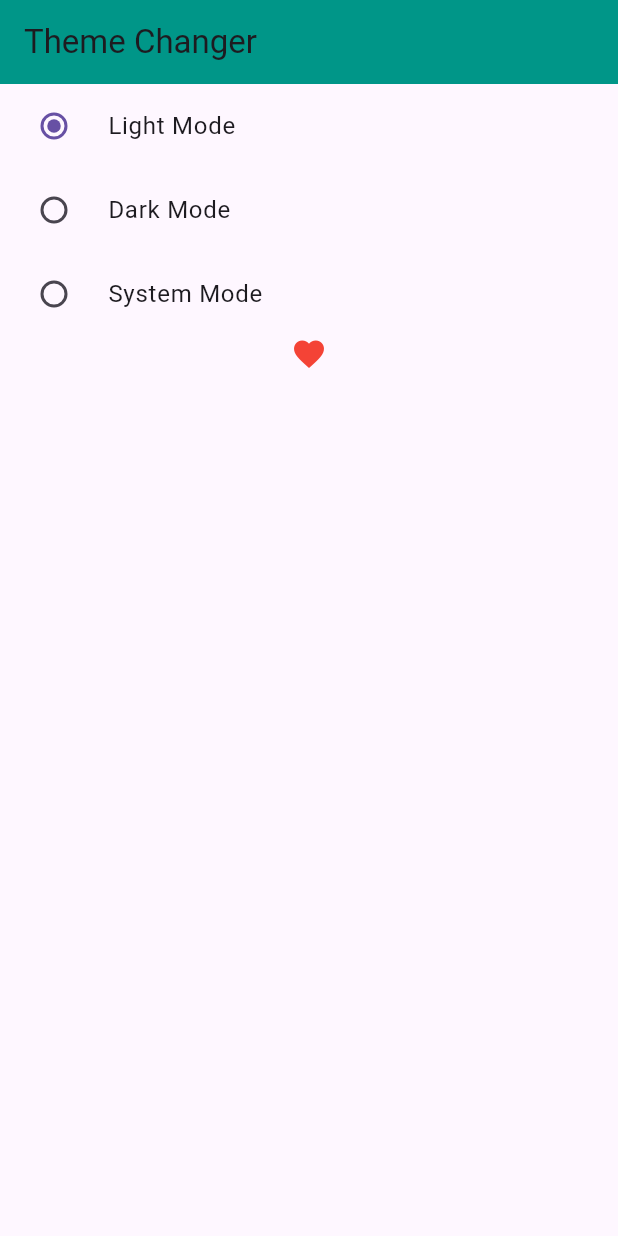
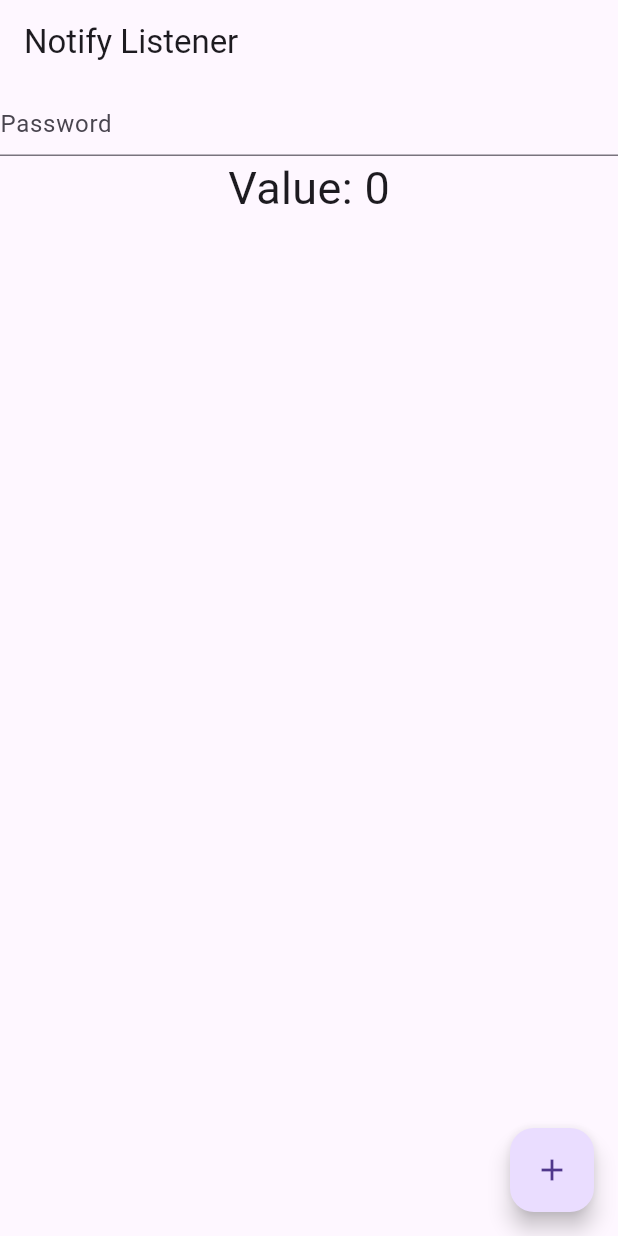
Before and after one commit to HasnathJami/Flutter_Provider_Masterclass, a Flutter app: the screen it shows after launch, on a phone screen of 412 x 824 dp. Run offline on Flutter 3.47's test engine with Material 3 defaults, Android fonts, the phone set to English and light mode, and no system bars.

Commit message:
9. Provider: Using Stateless Widgets as Stateful widgets

```diff
--- a/lib/main.dart
+++ b/lib/main.dart
@@ -1,8 +1,10 @@
 import 'package:flutter/material.dart';
 import 'package:flutter_provider_masterclass/provider/counter_provider.dart';
 import 'package:flutter_provider_masterclass/provider/favorite_provider.dart';
+import 'package:flutter_provider_masterclass/provider/notify_listener_provider.dart';
 import 'package:flutter_provider_masterclass/provider/slider_provider.dart';
 import 'package:flutter_provider_masterclass/provider/theme_changer_provider.dart';
+import 'package:flutter_provider_masterclass/screen/notify_listener_screen.dart';
 import 'package:flutter_provider_masterclass/theme/theme_screen.dart';
 import 'package:provider/provider.dart';
 
@@ -28,25 +30,26 @@ class myApp extends StatelessWidget {
         ChangeNotifierProvider(create: (_) => CounterProvider()),
         ChangeNotifierProvider(create: (_) => SliderProvider()),
         ChangeNotifierProvider(create: (_) => FavoriteProvider()),
-        ChangeNotifierProvider(create: (_) => ThemeChangerProvider())
+        ChangeNotifierProvider(create: (_) => ThemeChangerProvider()),
+        // ChangeNotifierProvider(create: (_) => NotifyListenerProvider()) //don't need to use this when use ValueNotifier
       ],
       child: Builder(builder: (context) {
-        final provider = Provider.of<ThemeChangerProvider>(context);
+        // final provider = Provider.of<ThemeChangerProvider>(context);
         return MaterialApp(
           title: "Provider Masterclass",
-          themeMode: provider.themeMode,
-          theme: ThemeData(
-              appBarTheme: AppBarTheme(backgroundColor: Colors.teal),
-              iconTheme: IconThemeData(color: Colors.red),
-              brightness: Brightness.light,
-              primarySwatch: Colors.blue),
-          darkTheme: ThemeData(
-              appBarTheme: AppBarTheme(backgroundColor: Colors.red),
-              iconTheme: IconThemeData(color: Colors.blue),
-              brightness: Brightness.dark,
-              primarySwatch: Colors.green,
-              primaryColor: Colors.green),
-          home: ThemeScreen(),
+          // themeMode: provider.themeMode,
+          // theme: ThemeData(
+          //     appBarTheme: AppBarTheme(backgroundColor: Colors.teal),
+          //     iconTheme: IconThemeData(color: Colors.red),
+          //     brightness: Brightness.light,
+          //     primarySwatch: Colors.blue),
+          // darkTheme: ThemeData(
+          //     appBarTheme: AppBarTheme(backgroundColor: Colors.red),
+          //     iconTheme: IconThemeData(color: Colors.blue),
+          //     brightness: Brightness.dark,
+          //     primarySwatch: Colors.green,
+          //     primaryColor: Colors.green),
+          home: NotifyListenerScreen(),
         );
       }),
     );
--- /dev/null
+++ b/lib/screen/notify_listener_screen.dart
@@ -0,0 +1,55 @@
+import 'package:flutter/material.dart';
+
+class NotifyListenerScreen extends StatelessWidget {
+  NotifyListenerScreen({super.key});
+
+  ValueNotifier<int> _counter = ValueNotifier<int>(0);
+  ValueNotifier<bool> toggle = ValueNotifier<bool>(false);
+
+  @override
+  Widget build(BuildContext context) {
+    print('build');
+    return Scaffold(
+      appBar: AppBar(
+        title: Text('Notify Listener'),
+      ),
+      body: Column(
+        children: [
+          ValueListenableBuilder(
+              valueListenable: toggle,
+              builder: (context, toggleValue, child) {
+                return TextFormField(
+                  obscureText: toggleValue,
+                  decoration: InputDecoration(
+                      hintText: 'Password',
+                      suffix: InkWell(
+                          onTap: () {
+                            toggle.value = !toggleValue;
+                          },
+                          child: Icon(toggleValue
+                              ? Icons.visibility_off
+                              : Icons.visibility))),
+                );
+              }),
+          Center(
+            child: ValueListenableBuilder(
+                valueListenable: _counter,
+                builder: (context, value, child) {
+                  return Text(
+                    'Value: $value',
+                    style: TextStyle(fontSize: 30),
+                  );
+                }),
+          ),
+        ],
+      ),
+      floatingActionButton: FloatingActionButton(
+        onPressed: () {
+          _counter.value++;
+          print(_counter.value.toString());
+        },
+        child: Icon(Icons.add),
+      ),
+    );
+  }
+}
```
